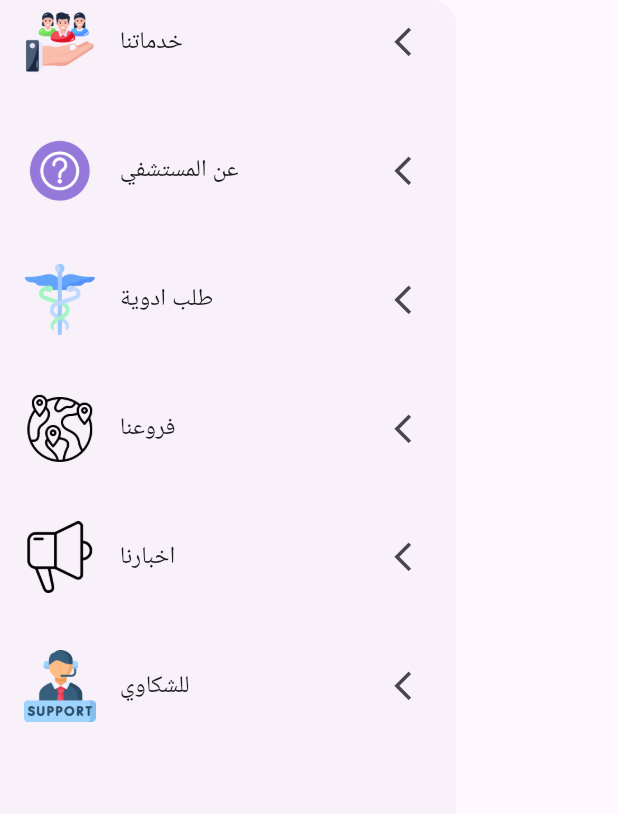
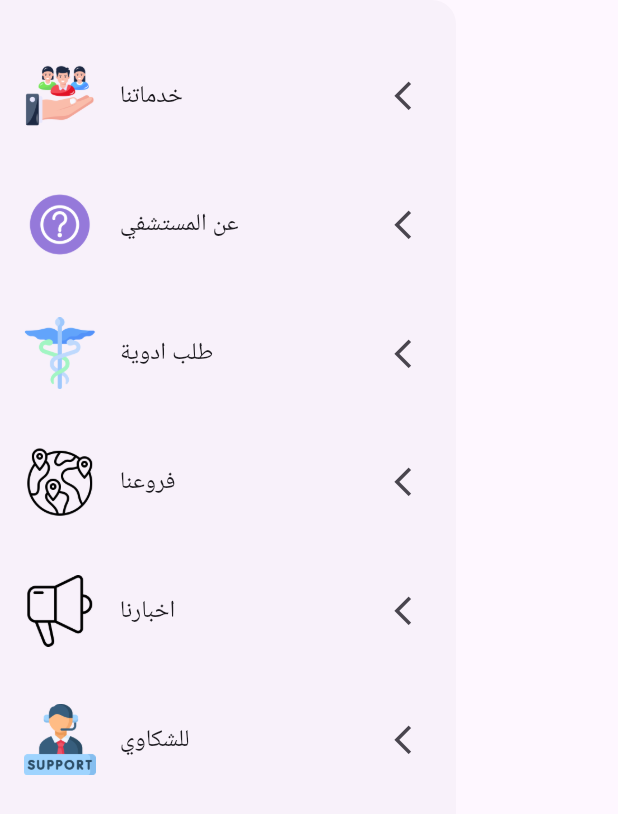
Before and after one commit to Mohamedramzii/Nasr-City-Hospital-Application, a Flutter app: the DrawerWidget widget shown alone on an empty page, opened directly, on a phone screen of 412 x 824 dp. Shown: the top 814 px of the screen. Run offline on Flutter 3.47's test engine with Material 2 defaults, Android fonts, the phone set to English and light mode, and no system bars; our stand-ins replace carousel_slider, flutter_screenutil, hexcolor, lottie; missing offline and left inert: page_animation_transition.

Commit message:
some fixes

```diff
--- a/lib/presentation/views/medicinesView.dart
+++ b/lib/presentation/views/medicinesView.dart
@@ -55,7 +55,8 @@ class MedicinesView extends StatelessWidget {
                 style: FontsManager.textblack15,
               ),
             ),
-            const Spacer(),
+            // const Spacer(),
+            SizedBox(height: 40.h,),
             CustomButton(
                 text: 'اطلب الدواء',
                 onpressed: () async {
--- a/lib/presentation/views/widgets/home_widgets/drawer_widget.dart
+++ b/lib/presentation/views/widgets/home_widgets/drawer_widget.dart
@@ -4,7 +4,7 @@ import 'package:nasr_city_hosptial_app/presentation/views/medicinesView.dart';
 import 'package:page_animation_transition/animations/right_to_left_transition.dart';
 import 'package:page_animation_transition/page_animation_transition.dart';
 
-import '../../../../core/app_configuration/assets.dart';
+import '../../../../core/ALL_DATA.dart';
 import '../../aboutUsView.dart';
 import '../../branchesView.dart';
 import '../../complaintsVIew.dart';
@@ -14,46 +14,38 @@ import '../../servicesView.dart';
 class DrawerWidget extends StatelessWidget {
   const DrawerWidget({super.key});
 
-  static final List<String> _categoriesImages = [
-    Images.service,
-    Images.info,
-    Images.medicine,
-    Images.branch,
-    Images.news,
-    Images.support
-  ];
-  static final List<String> _categoriesTitle = [
-    'خدماتنا',
-    'عن المستشفي',
-    'طلب ادوية',
-    'فروعنا',
-    'اخبارنا',
-    'للشكاوي',
-  ];
   @override
   Widget build(BuildContext context) {
     return Drawer(
-      child: Expanded(
+      child: Padding(
+        padding:  EdgeInsets.only(top: 30.h),
         child: ListView.separated(
-          physics: const NeverScrollableScrollPhysics(),
+            physics: const NeverScrollableScrollPhysics(),
             itemBuilder: (context, index) {
               return ListTile(
-                leading: Image.asset(_categoriesImages[index],height: 40.h,),
-                title: Text(_categoriesTitle[index]),
+                leading: Image.asset(
+                  categoriesImages[index],
+                  height: 40.h,
+                ),
+                title: Text(categoriesTitle[index]),
                 onTap: () {
                   // Navigate to home screen or perform desired action
                   NavigateTo(index, context);
                 },
-                trailing:  Icon(Icons.arrow_back_ios_new,size: 20.r,),
+                trailing: Icon(
+                  Icons.arrow_back_ios_new,
+                  size: 20.r,
+                ),
               );
             },
             separatorBuilder: (context, index) => SizedBox(
                   height: 25.h,
                 ),
-            itemCount: _categoriesTitle.length),
+            itemCount: categoriesTitle.length),
       ),
     );
   }
+
   void NavigateTo(int index, BuildContext context) {
     switch (index) {
       case 0:
```
Also changed, not shown: lib/core/ALL_DATA.dart (added, +114 -0 lines), lib/presentation/views/home_view.dart (indentation only).
